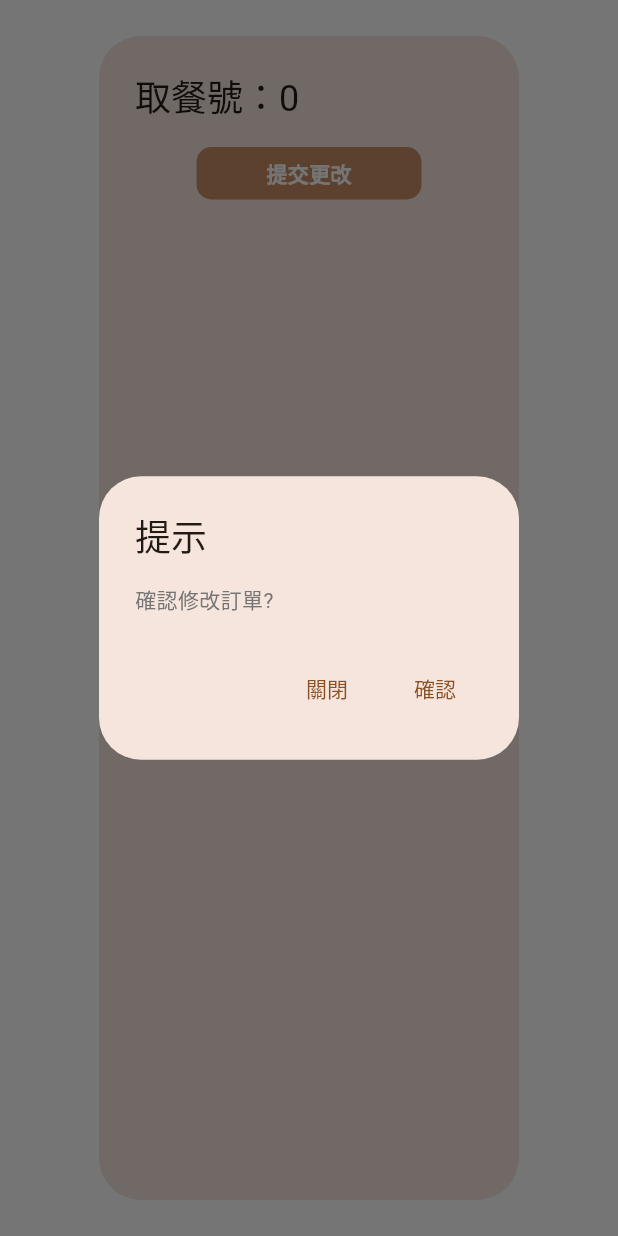
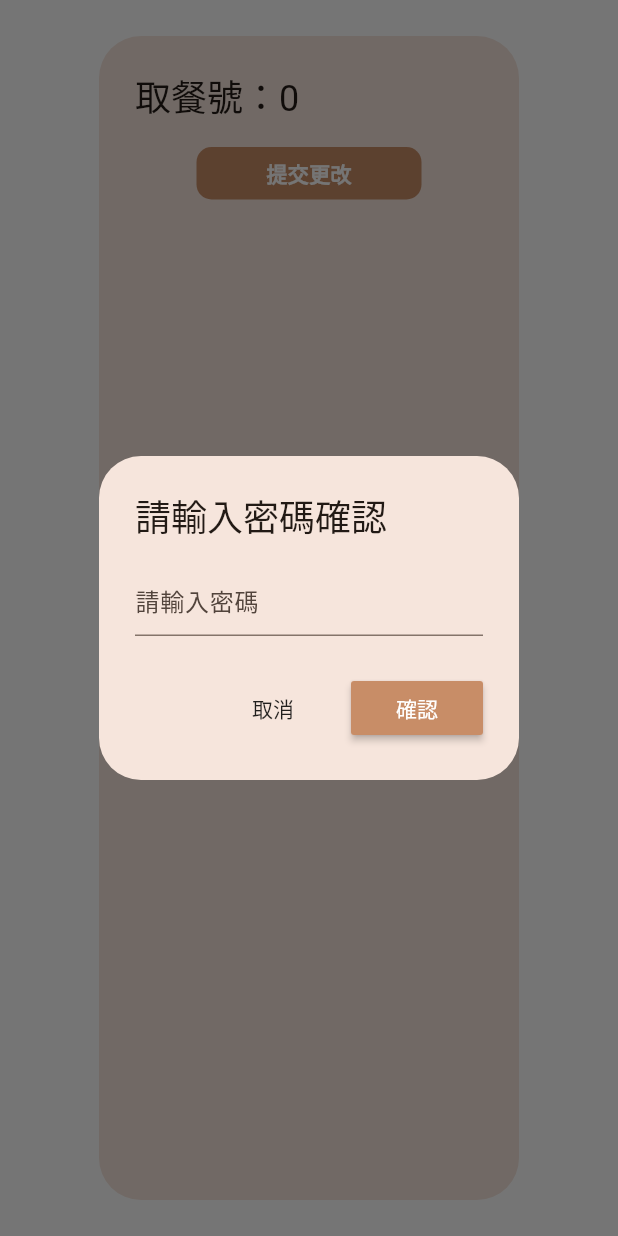
Before and after one commit to Dparty/restaurant-counter, a Flutter app: the ShowCurrentBill widget shown alone on an empty page, opened directly with empty values, after a tap on "提交更改", on a phone screen of 412 x 824 dp. Run offline on Flutter 3.47's test engine with Material 3 defaults, Android fonts, the phone set to English and light mode, and no system bars; our stand-ins replace shared_preferences; accounts and stored records are empty; Roboto replaces fonts that are missing (Muli).

Commit message:
feat: delete item in bill

```diff
--- a/lib/views/ordering/checkbills/check_bills.dart
+++ b/lib/views/ordering/checkbills/check_bills.dart
@@ -572,6 +572,56 @@ class ShowCurrentBill extends StatefulWidget {
 class _ShowCurrentBillState extends State<ShowCurrentBill> {
   late List<Order> tmpOrders;
   List<model.Specification> deleted = [];
+  final TextEditingController _confirm = TextEditingController();
+  String? valueText;
+
+  Future<void> _displayTextInputDialog(BuildContext context) async {
+    return showDialog(
+        context: context,
+        builder: (context) {
+          return AlertDialog(
+            title: const Text('請輸入密碼確認'),
+            content: TextField(
+              onChanged: (value) {
+                setState(() {
+                  valueText = value;
+                });
+              },
+              controller: _confirm,
+              decoration: const InputDecoration(hintText: "請輸入密碼"),
+            ),
+            actions: <Widget>[
+              MaterialButton(
+                // textColor: kPrimaryColor,
+                child: const Text('取消'),
+                onPressed: () {
+                  setState(() {
+                    _confirm.text = "";
+                    Navigator.pop(context);
+                  });
+                },
+              ),
+              MaterialButton(
+                color: const Color(0xFFC88D67),
+                textColor: Colors.white,
+                child: const Text('確認'),
+                onPressed: () async {
+                  if (valueText == '643769') {
+                    await cancelBillItems(widget.orders.id, deleted).then((e) {
+                      Navigator.of(context).pop();
+                      showAlertDialog(context, "訂單已修改");
+                    });
+                  } else {
+                    _confirm.text = "";
+                    Navigator.pop(context);
+                    showAlertDialog(context, "密碼錯誤");
+                  }
+                },
+              ),
+            ],
+          );
+        });
+  }
 
   @override
   void initState() {
@@ -598,17 +648,19 @@ class _ShowCurrentBillState extends State<ShowCurrentBill> {
                   color: const Color(0xFFC88D67)),
               child: InkWell(
                 onTap: () async {
-                  showAlertDialog(
-                    context,
-                    "確認修改訂單?",
-                    onConfirmed: () async {
-                      await cancelBillItems(widget.orders.id, deleted)
-                          .then((e) {
-                        Navigator.of(context).pop();
-                        showAlertDialog(context, "訂單已修改");
-                      });
-                    },
-                  );
+                  await _displayTextInputDialog(context);
+                  _confirm.text = '';
+                  // showAlertDialog(
+                  //   context,
+                  //   "確認修改訂單?",
+                  //   onConfirmed: () async {
+                  //     await cancelBillItems(widget.orders.id, deleted)
+                  //         .then((e) {
+                  //       Navigator.of(context).pop();
+                  //       showAlertDialog(context, "訂單已修改");
+                  //     });
+                  //   },
+                  // );
                 },
                 child: const Center(
                     child: Text(
```
